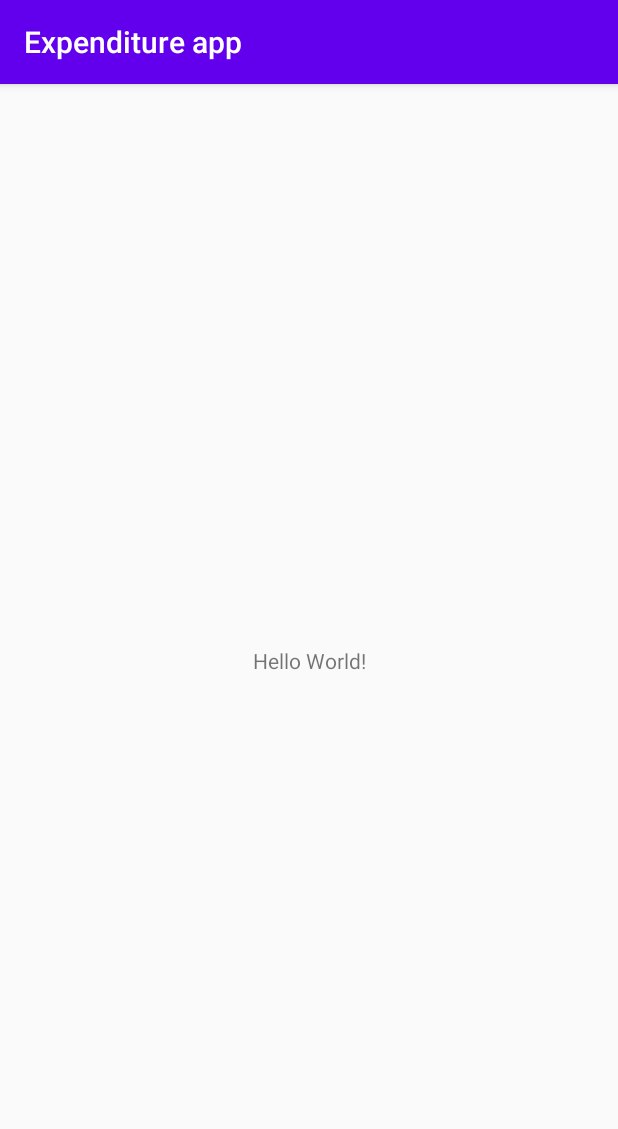
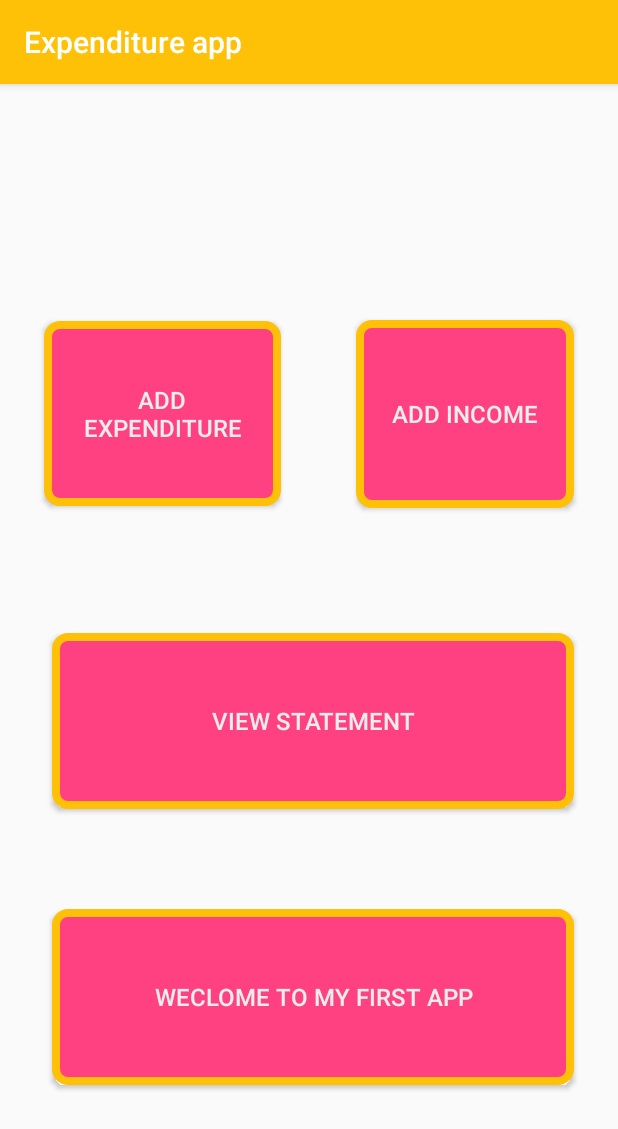
Before and after one commit to Olili2017/training-spectrum-expenditure-app, an Android app: the screen it shows after launch (MainActivity), on a phone screen of 412 x 824 dp. Shown: the top 1129 px of the screen. Run offline under Robolectric (Android 15) with nearby library versions, the light colour scheme and no system bars.

Commit message:
This the menu design

```diff
--- a/app/build.gradle
+++ b/app/build.gradle
@@ -1,13 +1,13 @@
 apply plugin: 'com.android.application'
 
 android {
-    compileSdkVersion 29
-    buildToolsVersion "29.0.3"
+    compileSdkVersion 30
+    buildToolsVersion "30.0.2"
 
     defaultConfig {
         applicationId "com.ugnext.training.expenditureapp"
         minSdkVersion 21
-        targetSdkVersion 29
+        targetSdkVersion 30
         versionCode 1
         versionName "1.0"
 
--- /dev/null
+++ b/app/src/main/res/drawable/shape.xml
@@ -0,0 +1,10 @@
+<?xml version="1.0" encoding="utf-8"?>
+<shape xmlns:android="http://schemas.android.com/apk/res/android" android:shape="rectangle">
+    <solid android:color="@color/colorAccent"/>
+    <corners
+        android:radius="8dp"
+        ></corners>
+    <stroke
+        android:color="@color/colorPrimary"
+        android:width="5dp"></stroke>
+</shape>
--- a/app/src/main/res/layout/activity_main.xml
+++ b/app/src/main/res/layout/activity_main.xml
@@ -6,13 +6,77 @@
     android:layout_height="match_parent"
     tools:context=".MainActivity">
 
-    <TextView
-        android:layout_width="wrap_content"
-        android:layout_height="wrap_content"
-        android:text="Hello World!"
+
+    <Button
+        android:id="@+id/addExpenditure"
+        android:layout_width="158dp"
+        android:layout_height="123dp"
+        android:background="@drawable/shape"
+        android:padding="10dp"
+
+        android:shadowColor="@color/colorPrimary"
+        android:text="Add Expenditure"
+        android:textColor="@color/lightgray"
+        android:textSize="16dp"
         app:layout_constraintBottom_toBottomOf="parent"
-        app:layout_constraintLeft_toLeftOf="parent"
-        app:layout_constraintRight_toRightOf="parent"
-        app:layout_constraintTop_toTopOf="parent" />
+        app:layout_constraintEnd_toStartOf="@+id/AddIncome"
+        app:layout_constraintHorizontal_bias="0.369"
+        app:layout_constraintStart_toStartOf="parent"
+        app:layout_constraintTop_toTopOf="parent"
+        app:layout_constraintVertical_bias="0.245" />
+
+    <Button
+        android:id="@+id/AddIncome"
+        android:layout_width="145dp"
+        android:layout_height="125dp"
+        android:background="@drawable/shape"
+        android:padding="10dp"
+
+        android:shadowColor="@color/colorPrimary"
+        android:text="Add Income"
+        android:textColor="@color/lightgray"
+        android:textSize="16dp"
+        app:layout_constraintBottom_toBottomOf="parent"
+        app:layout_constraintEnd_toEndOf="parent"
+        app:layout_constraintHorizontal_bias="0.89"
+        app:layout_constraintStart_toStartOf="parent"
+        app:layout_constraintTop_toTopOf="parent"
+        app:layout_constraintVertical_bias="0.245" />
+
+    <Button
+        android:id="@+id/ViewStatement"
+        android:layout_width="348dp"
+        android:layout_height="117dp"
+        android:background="@drawable/shape"
+        android:padding="10dp"
+
+        android:shadowColor="@color/colorPrimary"
+        android:text="View Statement"
+        android:textColor="@color/lightgray"
+        android:textSize="16dp"
+        app:layout_constraintBottom_toBottomOf="parent"
+        app:layout_constraintEnd_toEndOf="parent"
+        app:layout_constraintHorizontal_bias="0.539"
+        app:layout_constraintStart_toStartOf="parent"
+        app:layout_constraintTop_toTopOf="parent"
+        app:layout_constraintVertical_bias="0.563" />
+
+    <Button
+        android:id="@+id/Welcome"
+        android:layout_width="348dp"
+        android:layout_height="117dp"
+        android:background="@drawable/shape"
+        android:padding="10dp"
+
+        android:shadowColor="@color/colorPrimary"
+        android:text="Weclome To my First APP"
+        android:textColor="@color/lightgray"
+        android:textSize="16dp"
+        app:layout_constraintBottom_toBottomOf="parent"
+        app:layout_constraintEnd_toEndOf="parent"
+        app:layout_constraintHorizontal_bias="0.539"
+        app:layout_constraintStart_toStartOf="parent"
+        app:layout_constraintTop_toBottomOf="@+id/ViewStatement"
+        app:layout_constraintVertical_bias="0.397" />
 
 </androidx.constraintlayout.widget.ConstraintLayout>
--- a/app/src/main/res/values/colors.xml
+++ b/app/src/main/res/values/colors.xml
@@ -1,6 +1,16 @@
 <?xml version="1.0" encoding="utf-8"?>
 <resources>
-    <color name="colorPrimary">#6200EE</color>
-    <color name="colorPrimaryDark">#3700B3</color>
-    <color name="colorAccent">#03DAC5</color>
+    <color name="colorPrimary">#FFC107</color>
+    <color name="colorPrimaryDark">#FFA000</color>
+    <color name="backgroundcolor">#fcfcfc</color>
+    <color name="lightgray">#ededed</color>
+    <color name="deeppurple">#7c4dff</color>
+    <color name="yello">#ffb300</color>
+    <color name="green">#00bfa5</color>
+    <color name="colorAccent">#FF4081</color>
+    <color name="darkblue">#23283a</color>
+    <color name="testcolorblue">#152b38</color>
+    <color name="pink">#fe104d</color>
+
+    <color name="black_overlay">#66000000</color>
 </resources>
--- a/build.gradle
+++ b/build.gradle
@@ -8,7 +8,7 @@ buildscript {
 
     }
     dependencies {
-        classpath 'com.android.tools.build:gradle:3.6.1'
+        classpath 'com.android.tools.build:gradle:4.0.1'
 
 
         // NOTE: Do not place your application dependencies here; they belong
```
Also changed, not shown: gradle/wrapper/gradle-wrapper.properties.
